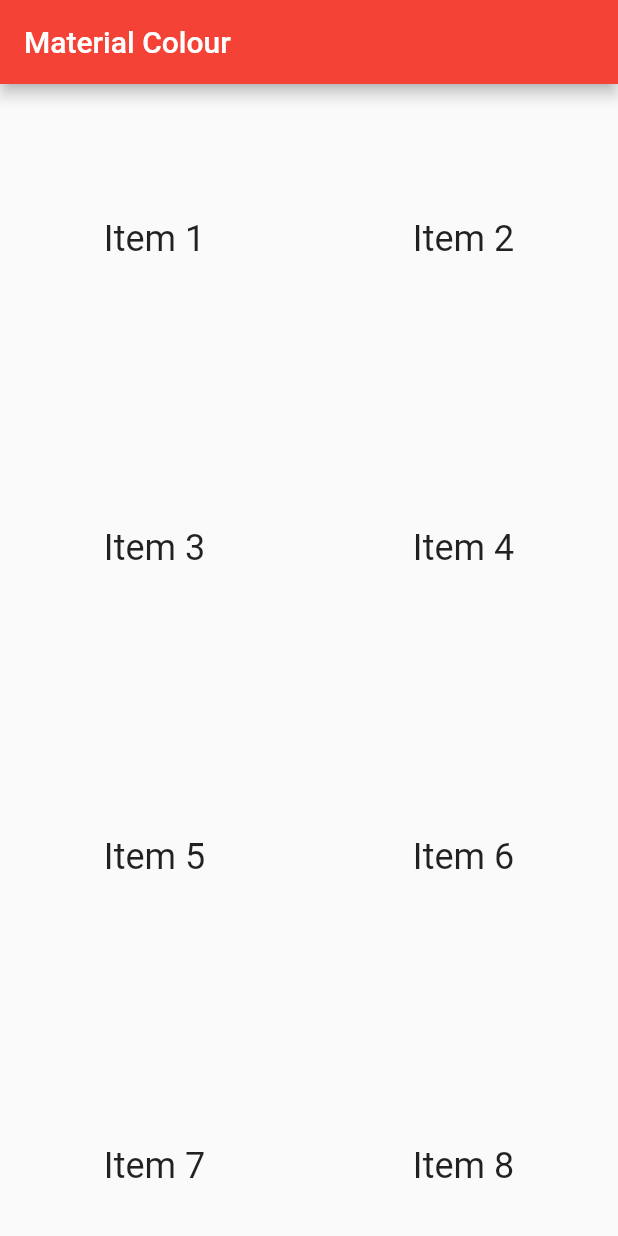
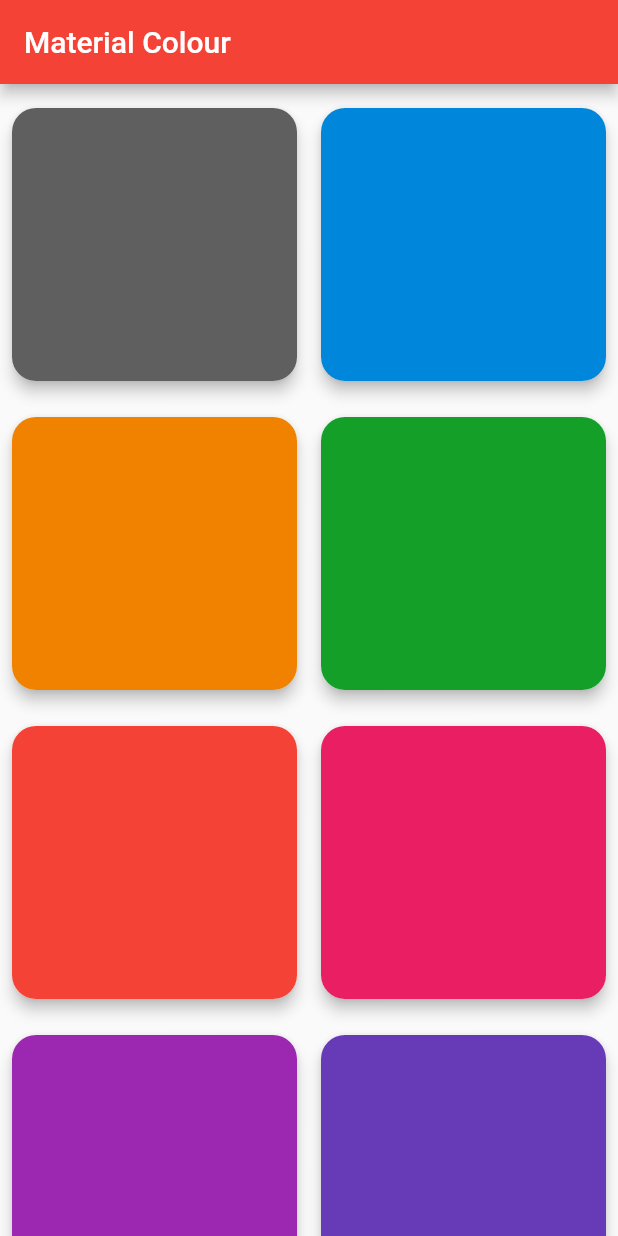
Before and after one commit to HenryQuan/flutter-material-colour, a Flutter app: the screen it shows after launch, on a phone screen of 412 x 824 dp. Run offline on Flutter 3.47's test engine with Material 2 defaults, Android fonts, the phone set to English and light mode, and no system bars.

Commit message:
using round material button

```diff
--- a/lib/main.dart
+++ b/lib/main.dart
@@ -1,5 +1,6 @@
 import 'package:flutter/material.dart';
 import './page/detail.dart';
+import './value/colour.dart';
 
 void main() => runApp(MC());
 
@@ -21,6 +22,11 @@ class MyHomePage extends StatelessWidget {
 
   final String title;
 
+  Color hexToColor(String code) {
+    print(code);
+    return new Color(int.parse(code.substring(1, 7), radix: 16) + 0xFF000000);
+  }
+
   @override
   Widget build(BuildContext context) {
     return Scaffold(
@@ -31,18 +37,24 @@ class MyHomePage extends StatelessWidget {
         builder: (c, o) {
           return GridView.count(
             crossAxisCount: o == Orientation.portrait ? 2 : 4,
-            children: List.generate(100, (index) {
-              return FlatButton(
-                child: Text(
-                  'Item ${index + 1}',
-                  style: Theme.of(context).textTheme.headline
+            children: List.generate(FlutterMaterialColour.length, (index) {
+              return Padding(
+                child: Material(
+                  shape: RoundedRectangleBorder(borderRadius:BorderRadius.circular(16) ),
+                  elevation: 4,
+                  clipBehavior: Clip.antiAlias,
+                  child: FlatButton(
+                    child: null,
+                    color: hexToColor(FlutterMaterialColour.values.elementAt(index)['500']),
+                    onPressed: () {
+                      Navigator.push(
+                        context,
+                        MaterialPageRoute(builder: (context) => ColourPage(title: index.toString())),
+                      );
+                    },
+                  ),
                 ),
-                onPressed: () {
-                  Navigator.push(
-                    context,
-                    MaterialPageRoute(builder: (context) => ColourPage(title: index.toString())),
-                  );
-                }
+                padding: EdgeInsets.only(left: 8, right: 8, top: 16, bottom: 8),
               );
             }),
           );
--- a/lib/value/colour.dart
+++ b/lib/value/colour.dart
@@ -1,5 +1,5 @@
 // Data are from https://github.com/DerayGa/react-native-material-color
-const MaterialColour = {
+const FlutterMaterialColour = {
   "DELTAGREY": {
     "50": "#e4e4e4",
     "100": "#bdbdbd",
```
